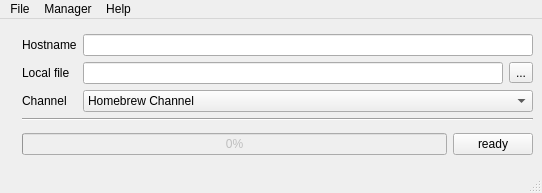
Above: c++/forms/mainform.ui from dev-0x7C6/qwiiload before the change. Below: the same form after it.
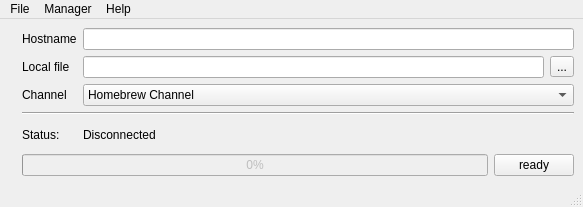
That is the form after the change. Icons and pictures are not drawn.

Diff of the .ui file:
```diff
--- a/c++/forms/mainform.ui
+++ b/c++/forms/mainform.ui
@@ -5,8 +5,8 @@
    <rect>
     <x>0</x>
     <y>0</y>
-    <width>542</width>
-    <height>193</height>
+    <width>583</width>
+    <height>207</height>
    </rect>
   </property>
   <property name="windowTitle" >
@@ -102,6 +102,20 @@
         </property>
        </widget>
       </item>
+      <item row="4" column="0" >
+       <widget class="QLabel" name="label" >
+        <property name="text" >
+         <string>Status:</string>
+        </property>
+       </widget>
+      </item>
+      <item row="4" column="1" colspan="2" >
+       <widget class="QLabel" name="statusLabel" >
+        <property name="text" >
+         <string>Disconnected</string>
+        </property>
+       </widget>
+      </item>
      </layout>
     </item>
     <item row="1" column="1" >
@@ -144,7 +158,7 @@
     <rect>
      <x>0</x>
      <y>0</y>
-     <width>542</width>
+     <width>583</width>
      <height>26</height>
     </rect>
    </property>
```
